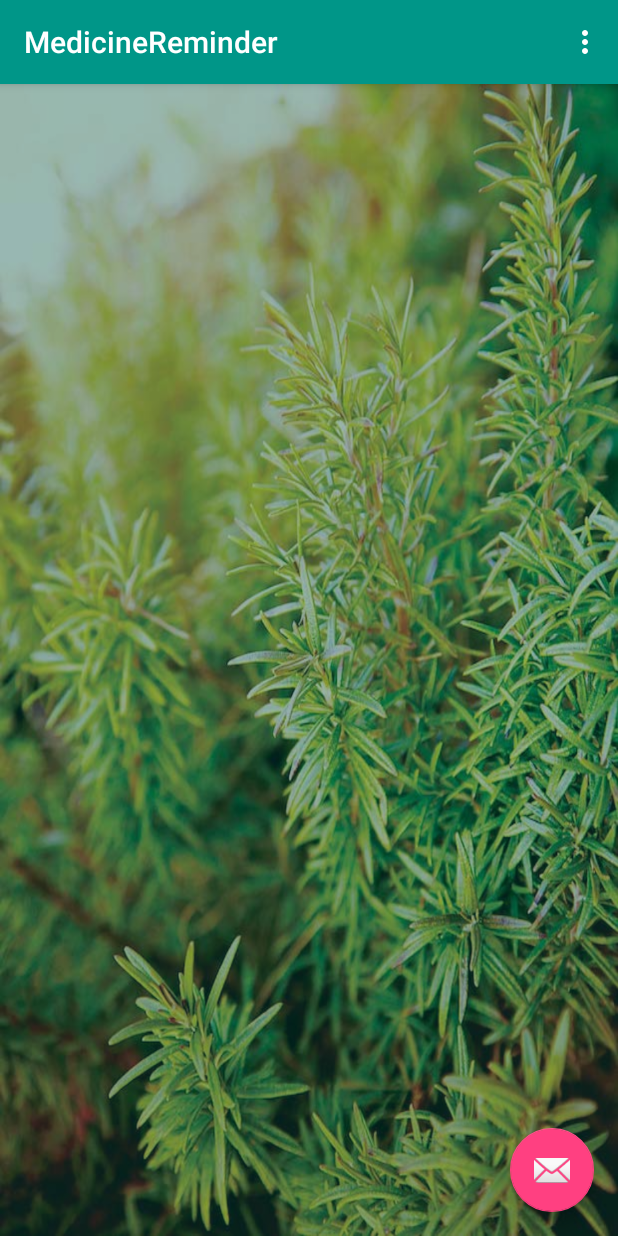
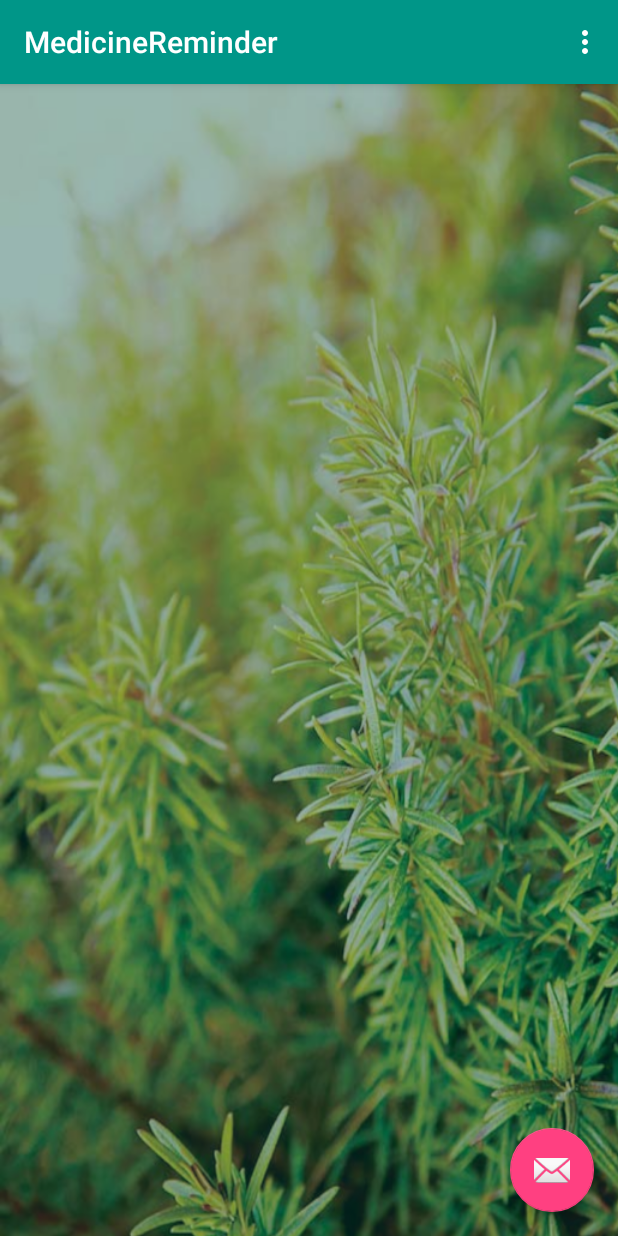
Before and after one commit to android-developer-ss/MedReminder, an Android app: the screen it shows after launch (MainActivity), on a phone screen of 412 x 824 dp. Run offline under Robolectric (Android 15) with nearby library versions, the phone set to English and light mode, and no system bars.

```diff
--- a/app/src/main/java/com/svs/myprojects/medicinereminder/FragmentMedicineReminder.java
+++ b/app/src/main/java/com/svs/myprojects/medicinereminder/FragmentMedicineReminder.java
@@ -12,6 +12,9 @@ import android.support.v7.widget.helper.ItemTouchHelper;
 import android.view.LayoutInflater;
 import android.view.View;
 import android.view.ViewGroup;
+import android.view.animation.Animation;
+import android.view.animation.AnimationUtils;
+import android.widget.ImageView;
 import android.widget.Toast;
 
 import java.util.ArrayList;
@@ -21,13 +24,14 @@ import java.util.ArrayList;
  */
 public class FragmentMedicineReminder extends Fragment implements MedicineViewAdapterInterface, View.OnClickListener {
 
-    public String LOG_TAG = "svs_me";
+    public String LOG_TAG = FragmentMedicineReminder.class.getSimpleName();
     public String FRAGMENT_ADD_MED_TAG = "add_med";
     public String mJsonArray;
     public ArrayList<MedicineViewItems> listData;
     private View mRootView;
     private Context mContext;
     private FloatingActionButton fab;
+    private ImageView mBackgroundImage;
     PatientRecordToAddMedInterface patientRecordToAddMedInterface;
 
 
@@ -37,6 +41,24 @@ public class FragmentMedicineReminder extends Fragment implements MedicineViewAd
         View rootView = inflater.inflate(R.layout.fragment_medicine_reminder, container, false);
         mRootView = rootView;
         return rootView;
+    }
+
+    @Override
+    public void onViewCreated(View view, @Nullable Bundle savedInstanceState) {
+        super.onViewCreated(view, savedInstanceState);
+        mBackgroundImage = (ImageView) mRootView.findViewById(R.id.med_rem_background);
+    }
+
+    @Override
+    public void onResume() {
+        super.onResume();
+        startScaleAnimation(mBackgroundImage,true);
+    }
+
+    @Override
+    public void onPause() {
+        super.onPause();
+        startScaleAnimation(mBackgroundImage,false);
     }
 
     @Override
@@ -114,4 +136,15 @@ public class FragmentMedicineReminder extends Fragment implements MedicineViewAd
                 break;
         }
     }
+
+
+    public void startScaleAnimation(final ImageView imageView, boolean startAnimation) {
+        if (startAnimation) {
+            if (imageView == null) return;
+            Animation anim = AnimationUtils.loadAnimation(getContext(), R.anim.zoom_in);
+            imageView.startAnimation(anim);
+        }else{
+//            imageView.stop
+        }
+    }
 }
--- /dev/null
+++ b/app/src/main/res/anim/zoom_in.xml
@@ -0,0 +1,14 @@
+<?xml version="1.0" encoding="utf-8"?>
+<set xmlns:android="http://schemas.android.com/apk/res/android">
+    <scale
+        android:duration="9000"
+        android:fromXScale="1.2"
+        android:fromYScale="1.2"
+        android:pivotX="50%"
+        android:pivotY="50%"
+        android:repeatCount="infinite"
+        android:repeatMode="reverse"
+        android:startOffset="1000"
+        android:toXScale="1.4"
+        android:toYScale="1.4" />
+</set>
--- a/app/src/main/res/layout/fragment_medicine_reminder.xml
+++ b/app/src/main/res/layout/fragment_medicine_reminder.xml
@@ -6,6 +6,7 @@
     android:orientation="vertical">
 
     <ImageView
+        android:id="@+id/med_rem_background"
         android:layout_width="match_parent"
         android:layout_height="match_parent"
         android:alpha="0.6"
```
Also changed, not shown: app/src/main/res/anim/zoom_out.xml (added, +12 -0 lines).
